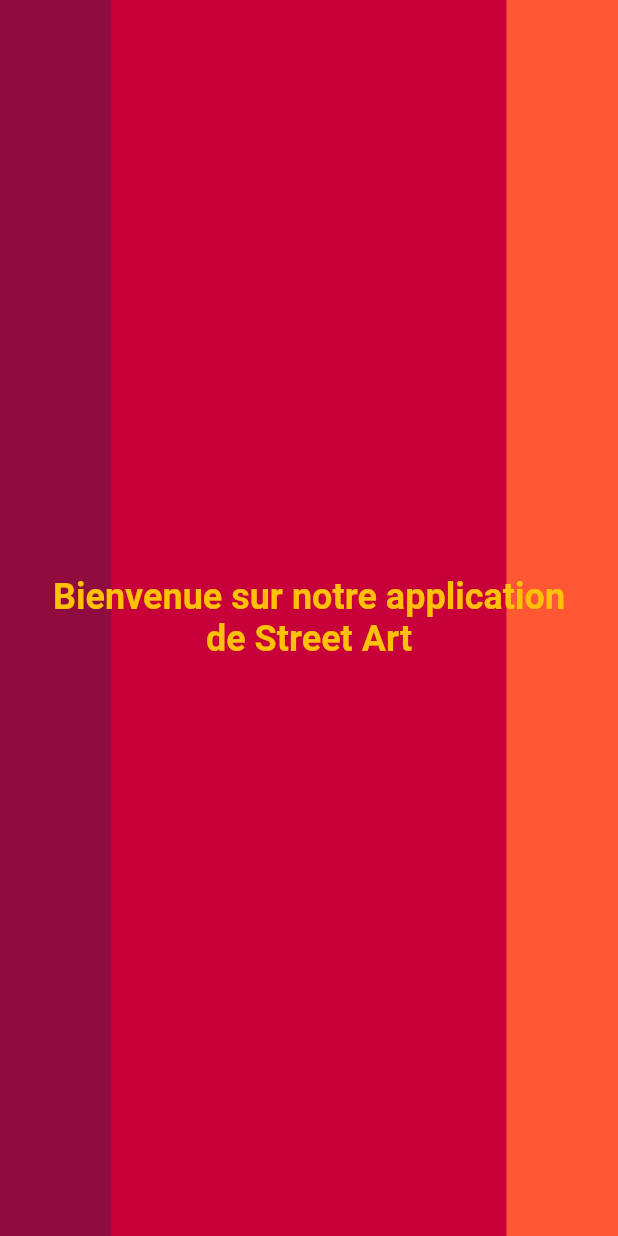
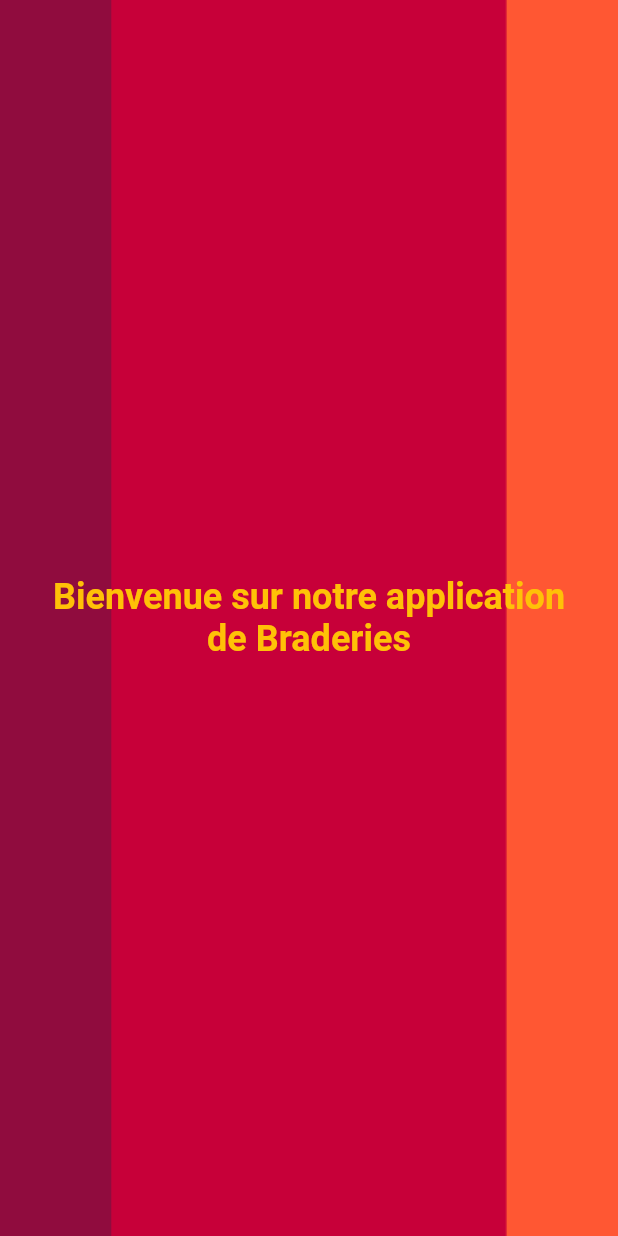
Before and after one commit to bastientardits/braderie_ppe, a Flutter app: the accueil screen opened directly, on a phone screen of 412 x 824 dp. Run offline on Flutter 3.47's test engine with Material 2 defaults, Android fonts, the phone set to English and light mode, and no system bars; our stand-ins replace cloud_firestore, equatable, firebase_auth, firebase_core, firebase_storage, flutter_map and 3 more; missing offline and left inert: flutter_map_marker_cluster, open_street_map_search_and_pick; accounts and stored records are empty.

Commit message:
petites améliorations accueil + creer compte

```diff
--- a/lib/accueil.dart
+++ b/lib/accueil.dart
@@ -25,7 +25,7 @@ class _accueilState extends State<accueil> {
             child: Padding(
               padding: EdgeInsets.symmetric(horizontal: 20),
               child: Text(
-                'Bienvenue sur notre application de Street Art',
+                'Bienvenue sur notre application de Braderies',
                 textAlign: TextAlign.center,
                 style: TextStyle(
                   fontSize: 24,
```
